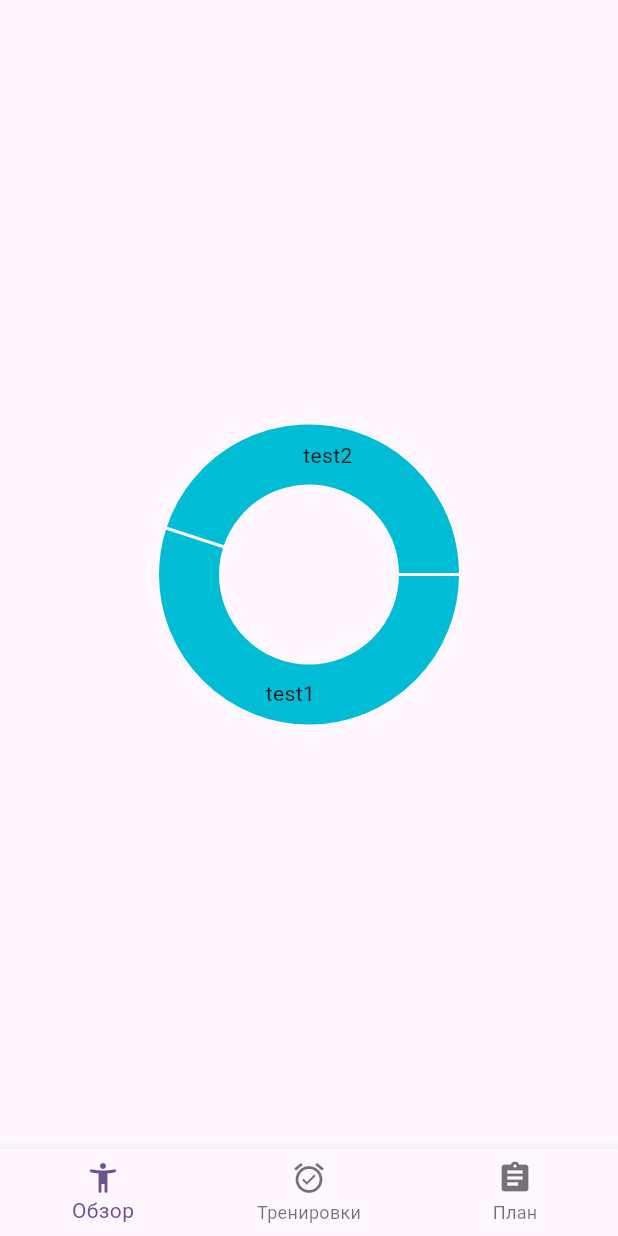
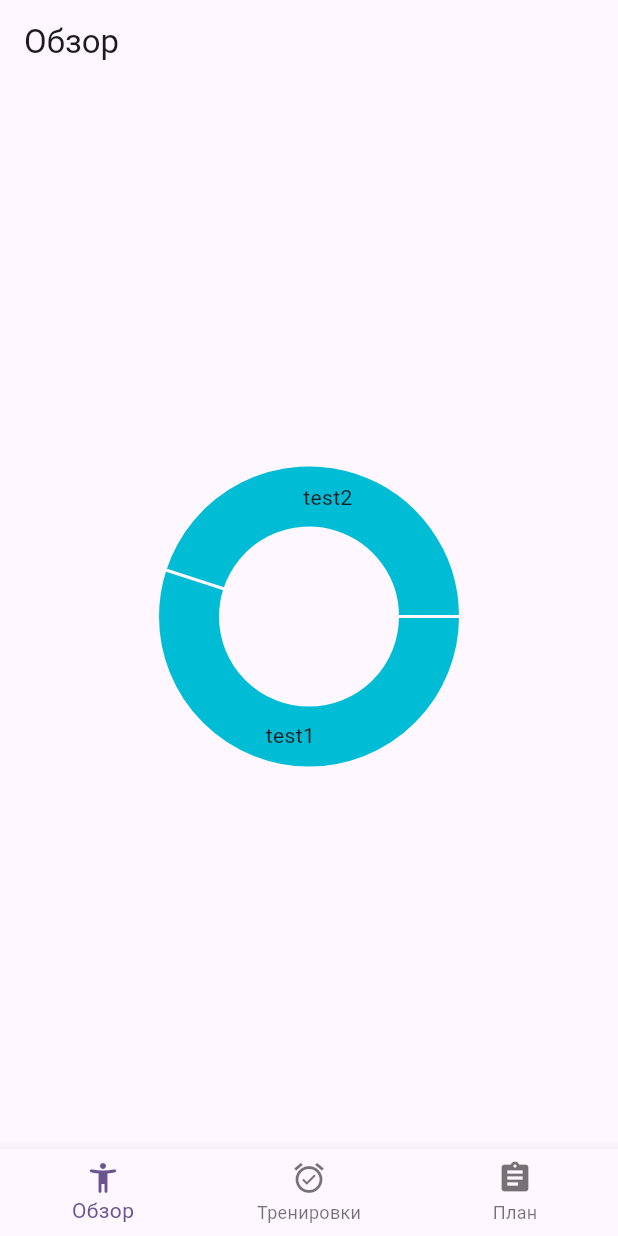
Before and after one commit to celsz/vigor_fitness_app, a Flutter app: the screen it shows after launch, on a phone screen of 412 x 824 dp. Run offline on Flutter 3.47's test engine with Material 3 defaults, Android fonts, the light colour scheme and no system bars; drawn by our look-alikes of fl_chart; our stand-ins replace shared_preferences.

Commit message:
small edits

```diff
--- a/lib/summary/summary_page.dart
+++ b/lib/summary/summary_page.dart
@@ -7,7 +7,9 @@ class SummaryPage extends StatelessWidget{
 
   @override
   Widget build(BuildContext context) {
-    return Center(
+    return Scaffold(
+      appBar: AppBar(title: Text("Обзор"),),
+      body: Center(
         child: SizedBox(
           width: 200,
           height: 200,
@@ -19,6 +21,7 @@ class SummaryPage extends StatelessWidget{
               )
           ),
         ),
+      ),
     );
 
   }
--- a/lib/trains/trains_page.dart
+++ b/lib/trains/trains_page.dart
@@ -61,7 +61,7 @@ class _TrainingsPageState extends State<TrainingsPage>{
 
               final trains = snapshot.data ?? [];
               if(trains.isEmpty){
-                return const Center(child: Text("Нет упражнений"),);
+                return const Center(child: Text("Нет упражнений", style: TextStyle(fontSize: 25),),);
               }
               return ListView.builder(
                 itemCount: _len,
```
Lines whose indentation alone changed are shown as unchanged.
